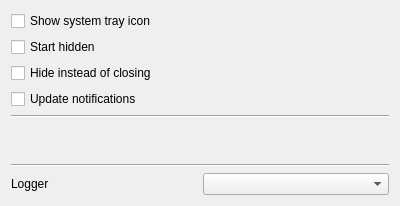
Inferno214221/sayonara-player, file src/Gui/Preferences/Player/GUI_PlayerPreferences.ui: the form before one commit.
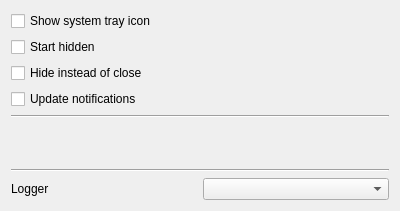
The form after the commit. Custom widgets are drawn as their Qt base class.

Commit message: #57: Language update tray icon

Patch:
```diff
--- a/src/Gui/Preferences/Player/GUI_PlayerPreferences.ui
+++ b/src/Gui/Preferences/Player/GUI_PlayerPreferences.ui
@@ -7,7 +7,7 @@
     <x>0</x>
     <y>0</y>
     <width>400</width>
-    <height>202</height>
+    <height>211</height>
    </rect>
   </property>
   <layout class="QGridLayout" name="gridLayout">
@@ -48,7 +48,7 @@
    <item row="3" column="0">
     <widget class="QCheckBox" name="cb_close_to_tray">
      <property name="text">
-      <string>Hide instead of closing</string>
+      <string>Hide instead of close</string>
      </property>
     </widget>
    </item>
```
